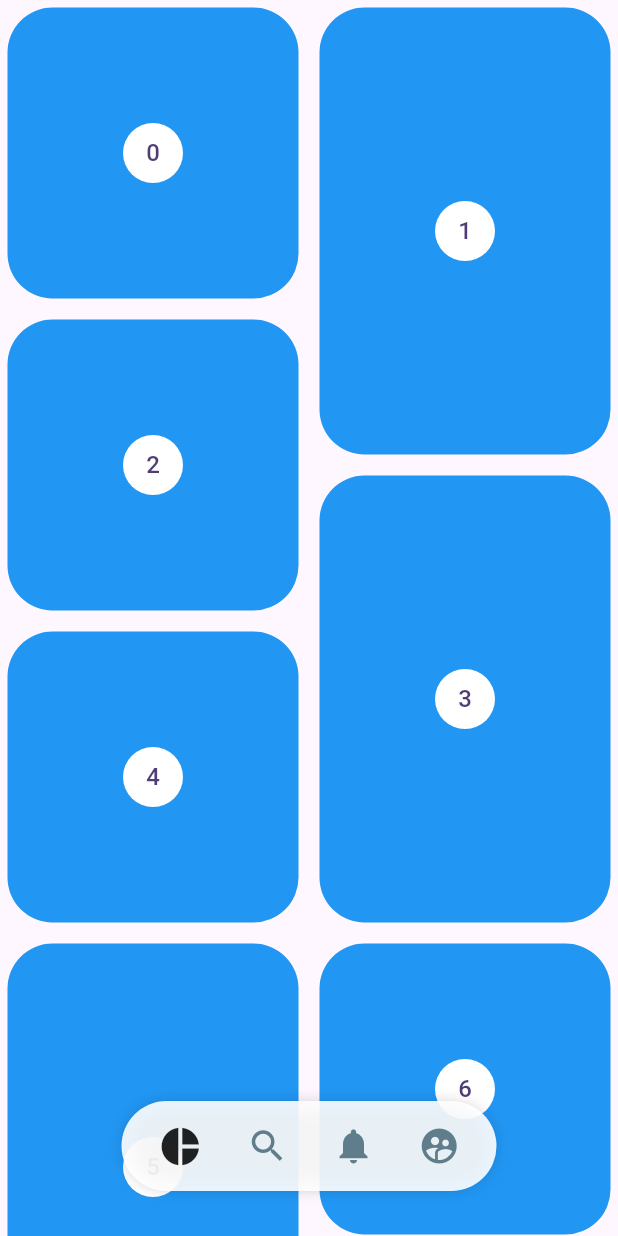
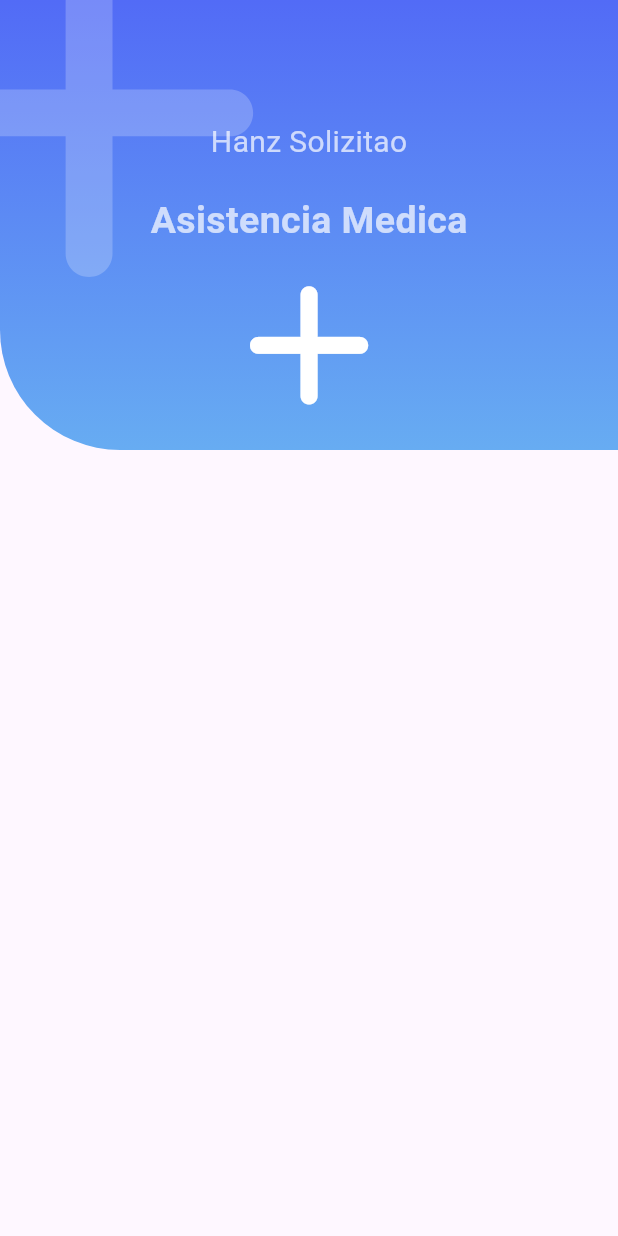
Before and after one commit to rddeveloper2019/prof_design_app, a Flutter app: the screen it shows after launch, on a phone screen of 412 x 824 dp. Run offline on Flutter 3.47's test engine with Material 3 defaults, Android fonts, the phone set to English and light mode, and no system bars; our stand-ins replace flutter_svg, font_awesome_flutter.

Commit message:
emergency_page lesson 100 ended

```diff
--- a/lib/main.dart
+++ b/lib/main.dart
@@ -1,6 +1,7 @@
 import 'package:flutter/material.dart';
 import 'package:prof_design_app/src/pages/animated_cube_page.dart';
 import 'package:prof_design_app/src/pages/animations_page.dart';
+import 'package:prof_design_app/src/pages/emergency_page.dart';
 import 'package:prof_design_app/src/pages/headers_page.dart';
 import 'package:prof_design_app/src/pages/pinterest_page.dart';
 import 'package:prof_design_app/src/pages/radial_progress_page.dart';
@@ -19,7 +20,7 @@ class MyApp extends StatelessWidget {
       debugShowCheckedModeBanner: false,
       title: 'Professional Designs App',
       theme: ThemeData(colorScheme: .fromSeed(seedColor: Colors.deepPurple)),
-      home: PinterestPage(),
+      home: EmergencyPage(),
     );
   }
 }
--- /dev/null
+++ b/lib/src/pages/emergency_page.dart
@@ -0,0 +1,11 @@
+import 'package:flutter/material.dart';
+import 'package:prof_design_app/src/widgets/icon_header.dart';
+
+class EmergencyPage extends StatelessWidget {
+  const EmergencyPage({super.key});
+
+  @override
+  Widget build(BuildContext context) {
+    return Scaffold(body: IconHeader());
+  }
+}
--- /dev/null
+++ b/lib/src/widgets/icon_header.dart
@@ -0,0 +1,68 @@
+import 'package:flutter/material.dart';
+import 'package:font_awesome_flutter/font_awesome_flutter.dart';
+
+class IconHeader extends StatelessWidget {
+  const IconHeader({super.key});
+
+  @override
+  Widget build(BuildContext context) {
+    return Stack(
+      children: [
+        _IconHeaderBg(),
+        Positioned(
+          top: -50,
+          left: -50,
+          child: FaIcon(
+            FontAwesomeIcons.plus,
+            size: 250,
+            color: Colors.white.withAlpha(55),
+          ),
+        ),
+        Column(
+          crossAxisAlignment: CrossAxisAlignment.center,
+          children: [
+            SizedBox(height: 80, width: double.infinity),
+            Text(
+              'Hanz Solizitao',
+              style: TextStyle(
+                fontSize: 20,
+                color: Colors.white.withAlpha(180),
+              ),
+            ),
+            SizedBox(height: 20),
+            Text(
+              'Asistencia Medica',
+              style: TextStyle(
+                fontSize: 25,
+                fontWeight: FontWeight.bold,
+                color: Colors.white.withAlpha(180),
+              ),
+            ),
+            SizedBox(height: 20),
+            FaIcon(FontAwesomeIcons.plus, size: 90, color: Colors.white),
+          ],
+        ),
+      ],
+    );
+  }
+}
+
+class _IconHeaderBg extends StatelessWidget {
+  const _IconHeaderBg();
+
+  @override
+  Widget build(BuildContext context) {
+    return Container(
+      width: double.infinity,
+      height: 300,
+      decoration: BoxDecoration(
+        borderRadius: BorderRadius.only(bottomLeft: Radius.circular(80)),
+        gradient: LinearGradient(
+          begin: Alignment.topCenter,
+          end: Alignment.bottomCenter,
+          colors: [Color(0xff526bf6), Color(0xff67acf2)],
+        ),
+      ),
+    );
+  }
+}
--- a/pubspec.yaml
+++ b/pubspec.yaml
@@ -36,6 +36,7 @@ dependencies:
   cupertino_icons: ^1.0.8
   flutter_svg: ^2.3.0
   flutter_staggered_grid_view: 0.4.1
+  font_awesome_flutter: ^11.0.0
 
 dev_dependencies:
   flutter_test:
```
Also changed, not shown: pubspec.lock.
